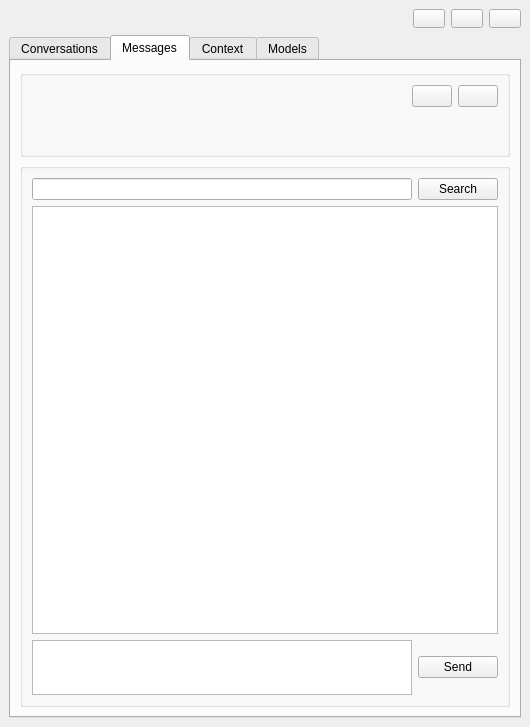
First picture: the form in intelli_geo_dockwidget_base.ui, repository MahdiFarnaghi/intelli_geo, before the edit.
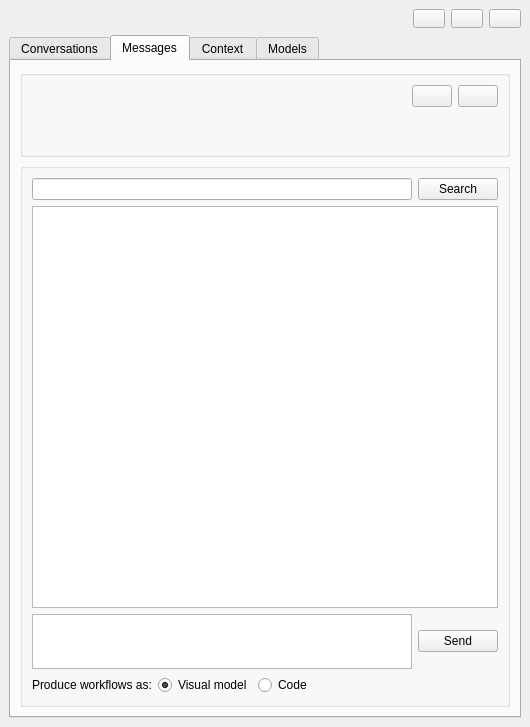
Second picture: the form after the edit. The open tabs and pages were chosen to show the change. Icons and pictures are not drawn.

```diff
--- a/intelli_geo_dockwidget_base.ui
+++ b/intelli_geo_dockwidget_base.ui
@@ -345,8 +345,8 @@
               <string>&lt;!DOCTYPE HTML PUBLIC &quot;-//W3C//DTD HTML 4.0//EN&quot; &quot;http://www.w3.org/TR/REC-html40/strict.dtd&quot;&gt;
 &lt;html&gt;&lt;head&gt;&lt;meta name=&quot;qrichtext&quot; content=&quot;1&quot; /&gt;&lt;style type=&quot;text/css&quot;&gt;
 p, li { white-space: pre-wrap; }
-&lt;/style&gt;&lt;/head&gt;&lt;body style=&quot; font-family:'Ubuntu'; font-size:11pt; font-weight:400; font-style:normal;&quot;&gt;
-&lt;p align=&quot;right&quot; style=&quot;-qt-paragraph-type:empty; margin-top:0px; margin-bottom:0px; margin-left:0px; margin-right:0px; -qt-block-indent:0; text-indent:0px;&quot;&gt;&lt;br /&gt;&lt;/p&gt;&lt;/body&gt;&lt;/html&gt;</string>
+&lt;/style&gt;&lt;/head&gt;&lt;body style=&quot; font-family:'MS Shell Dlg 2'; font-size:7.8pt; font-weight:400; font-style:normal;&quot;&gt;
+&lt;p align=&quot;right&quot; style=&quot;-qt-paragraph-type:empty; margin-top:0px; margin-bottom:0px; margin-left:0px; margin-right:0px; -qt-block-indent:0; text-indent:0px; font-family:'Ubuntu'; font-size:11pt;&quot;&gt;&lt;br /&gt;&lt;/p&gt;&lt;/body&gt;&lt;/html&gt;</string>
              </property>
             </widget>
            </item>
@@ -401,6 +401,47 @@
              </item>
             </layout>
            </item>
+           <item>
+            <layout class="QHBoxLayout" name="horizontalLayout_4">
+             <item>
+              <widget class="QLabel" name="lblOutput">
+               <property name="text">
+                <string>Produce workflows as:</string>
+               </property>
+              </widget>
+             </item>
+             <item>
+              <widget class="QRadioButton" name="rbtVisualModel">
+               <property name="text">
+                <string>Visual model</string>
+               </property>
+               <property name="checked">
+                <bool>true</bool>
+               </property>
+              </widget>
+             </item>
+             <item>
+              <widget class="QRadioButton" name="rbtCode">
+               <property name="text">
+                <string>Code</string>
+               </property>
+              </widget>
+             </item>
+             <item>
+              <spacer name="horizontalSpacer_3">
+               <property name="orientation">
+                <enum>Qt::Horizontal</enum>
+               </property>
+               <property name="sizeHint" stdset="0">
+                <size>
+                 <width>40</width>
+                 <height>20</height>
+                </size>
+               </property>
+              </spacer>
+             </item>
+            </layout>
+           </item>
           </layout>
          </widget>
         </item>
```
Left out of the diff: 6 changed lines with no effect on the pictures.
